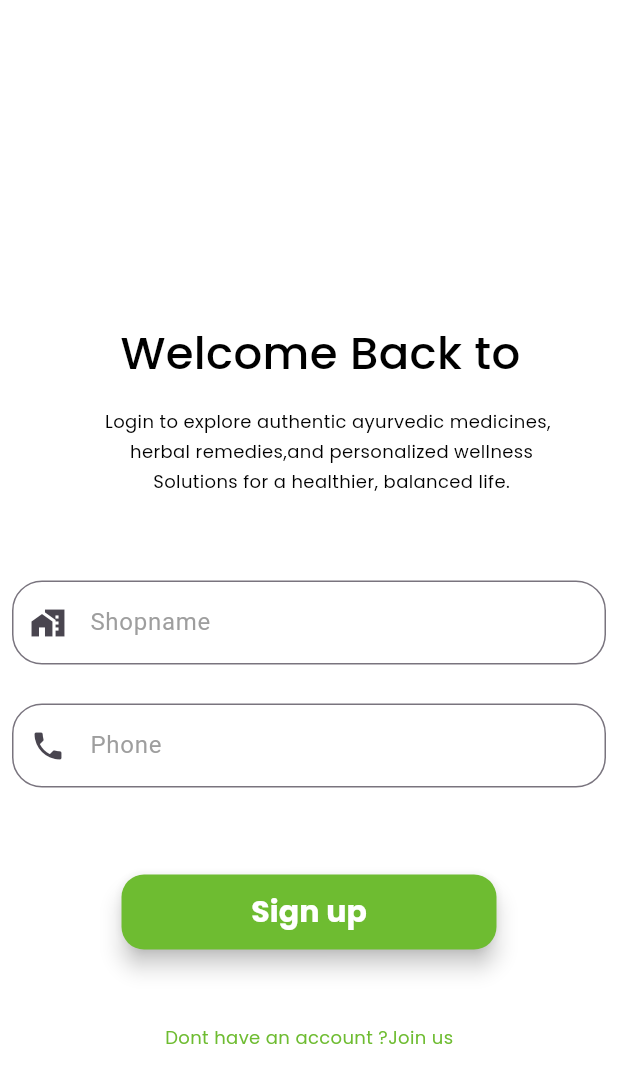
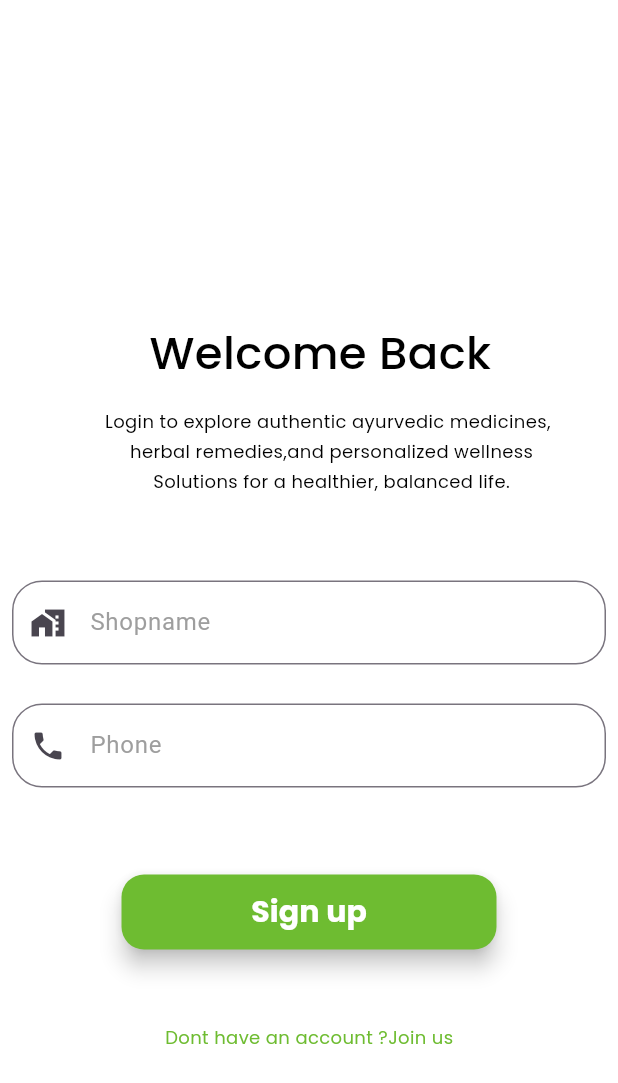
Before and after one commit to anshaanilkumar/btob, a Flutter app: the screen it shows after launch, after a tap on the "arrow back ios" icon, on a phone screen of 412 x 824 dp. Shown: the top 1083 px of the screen. Run offline on Flutter 3.47's test engine with Material 3 defaults, Android fonts, the phone set to English and light mode, and no system bars; our stand-ins replace google_fonts, smooth_page_indicator.

```diff
--- a/lib/front/login.dart
+++ b/lib/front/login.dart
@@ -33,7 +33,7 @@ class _LoginState extends State<Login> {
                   Padding(
                     padding: EdgeInsets.only(top: 100, left: 15),
                     child: Text(
-                      'Welcome Back to',
+                      'Welcome Back',
                       style: GoogleFonts.poppins(
                         fontSize: 30,
                         fontWeight: FontWeight.w500,
```
